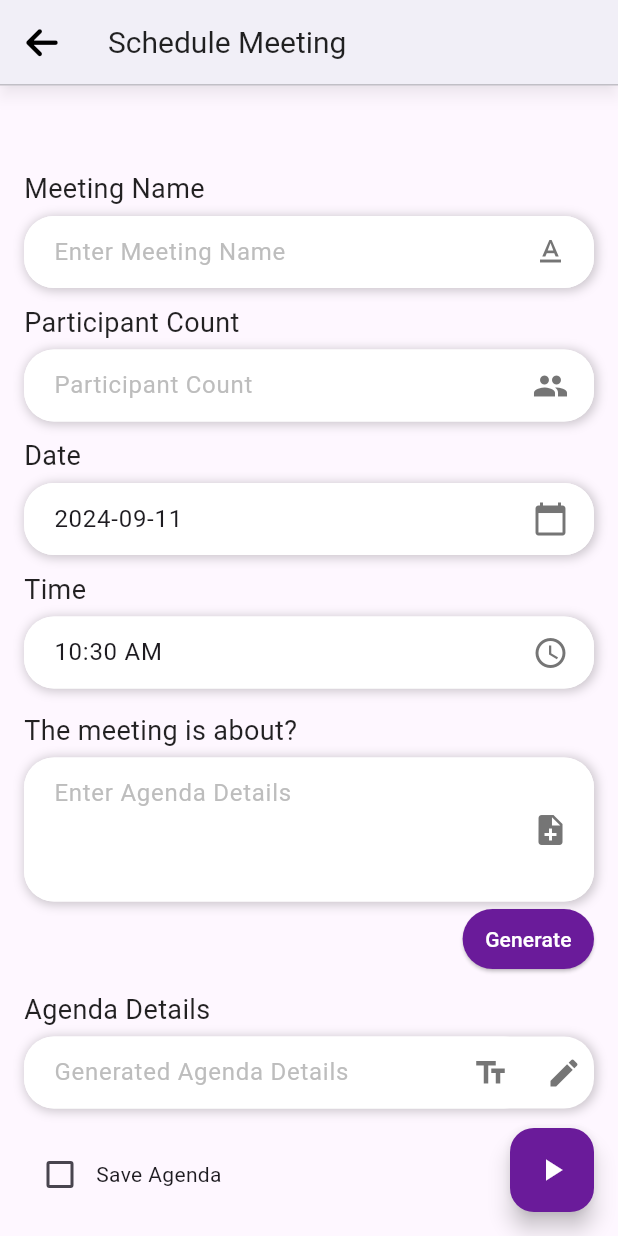
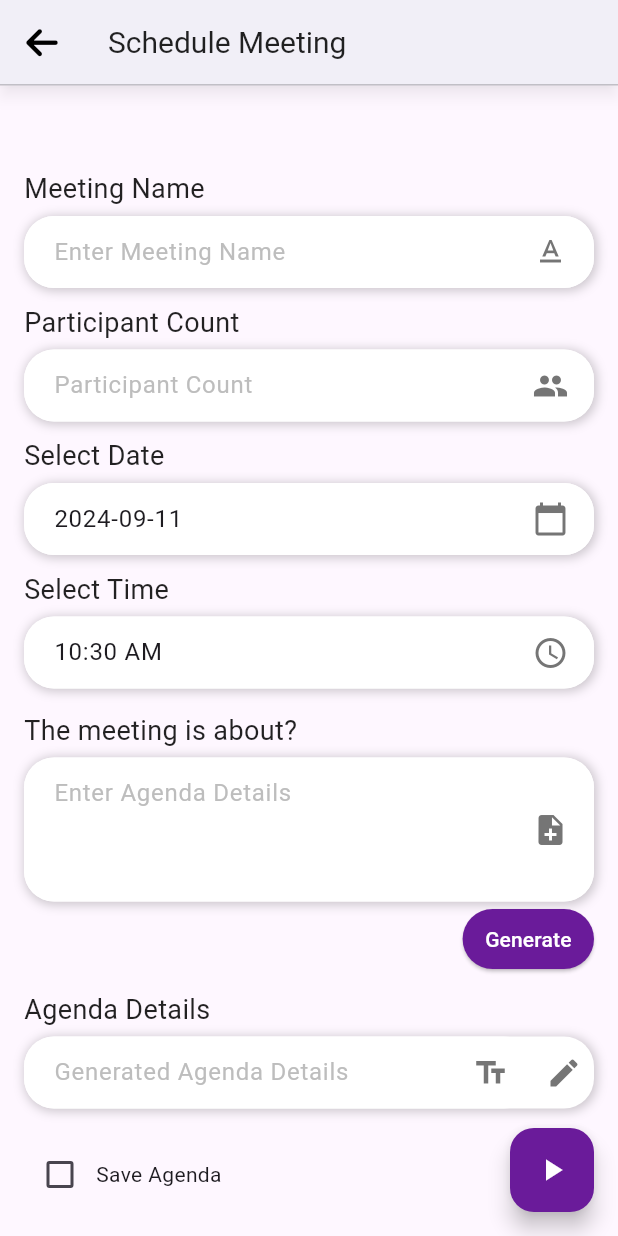
Before and after one commit to devi1262005/meet-app, a Flutter app: the Schedule screen opened directly, on a phone screen of 412 x 824 dp. Run offline on Flutter 3.47's test engine with Material 3 defaults, Android fonts, the phone set to English and light mode, and no system bars; our stand-ins replace cloud_firestore, firebase_auth, firebase_core, font_awesome_flutter, google_fonts, google_sign_in; accounts and stored records are empty.

Commit message:
Update schedule.dart

```diff
--- a/meet/lib/page/schedule.dart
+++ b/meet/lib/page/schedule.dart
@@ -186,7 +186,7 @@ class _CreateState extends State<Schedule> {
               // Date picker text field with icon
               _buildTextField(
                 controller: _dateController,
-                labelText: 'Date',
+                labelText: 'Select Date',
                 hintText: 'Pick Date',
                 icon: Icons.calendar_today,
                 readOnly: true,
@@ -197,7 +197,7 @@ class _CreateState extends State<Schedule> {
               // Time picker text field with icon
               _buildTextField(
                 controller: _timeController,
-                labelText: 'Time',
+                labelText: 'Select Time',
                 hintText: 'Pick Time',
                 icon: Icons.access_time,
                 readOnly: true,
```
